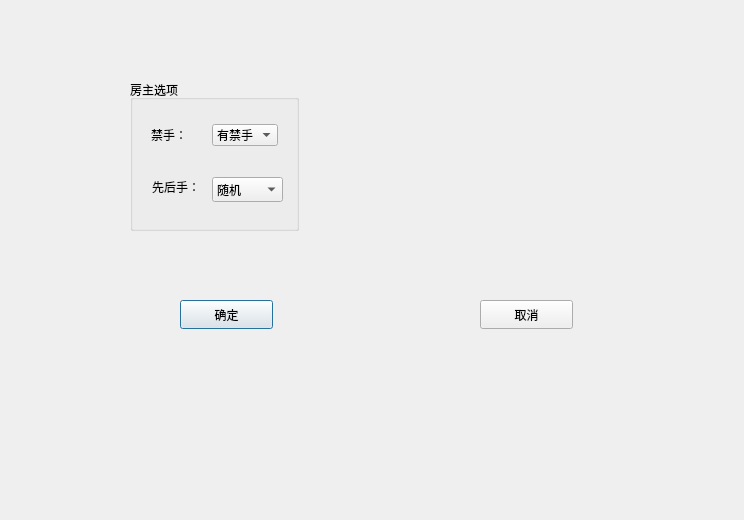
First picture: the form in openhousedialog.ui, repository lgb666666661/Gobang, before the edit.
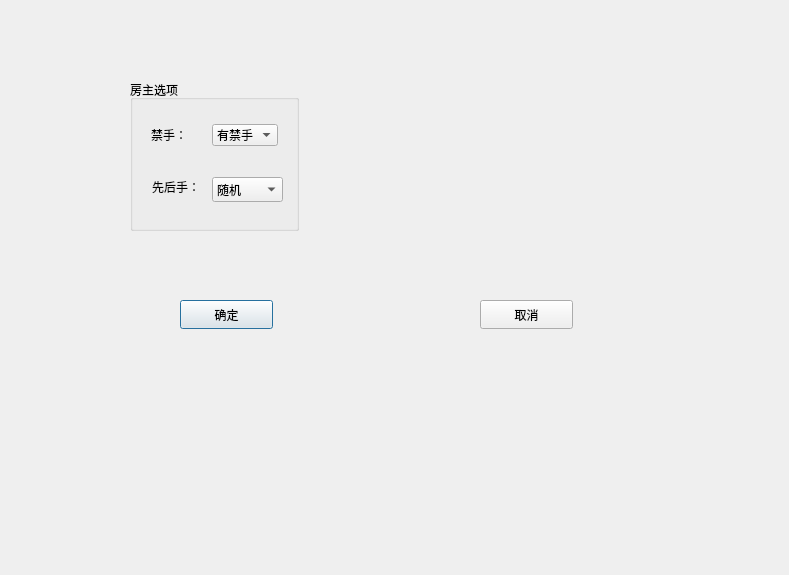
Second picture: the form after the edit.

The edit to the form file:
```diff
--- a/openhousedialog.ui
+++ b/openhousedialog.ui
@@ -6,8 +6,8 @@
    <rect>
     <x>0</x>
     <y>0</y>
-    <width>744</width>
-    <height>520</height>
+    <width>789</width>
+    <height>575</height>
    </rect>
   </property>
   <property name="windowTitle">
```
